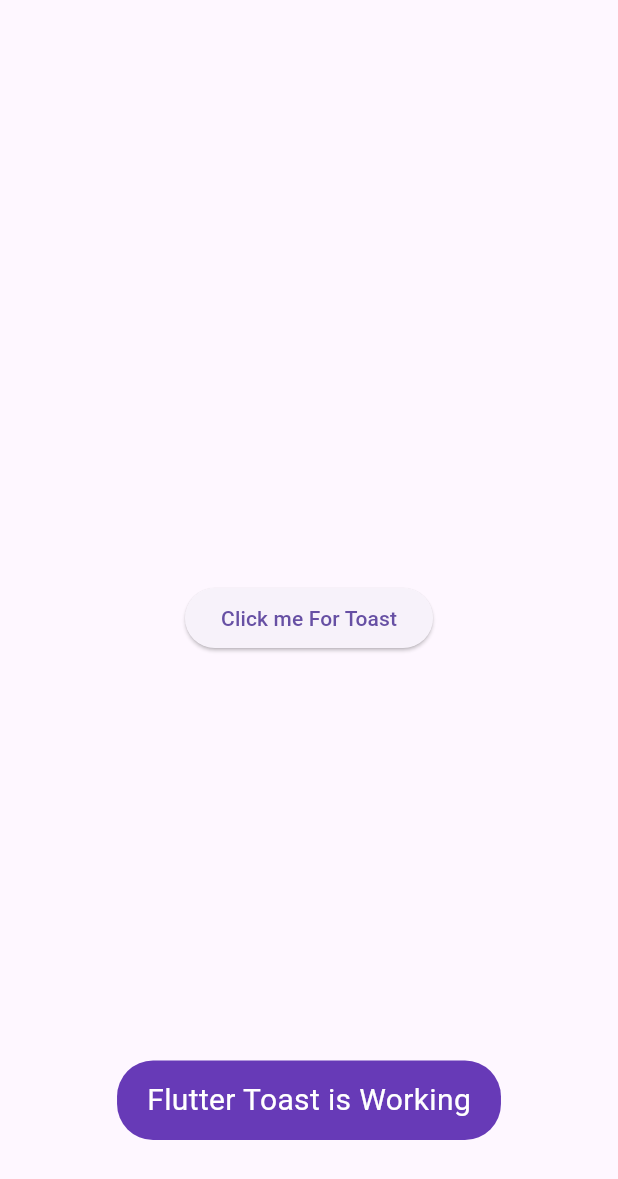
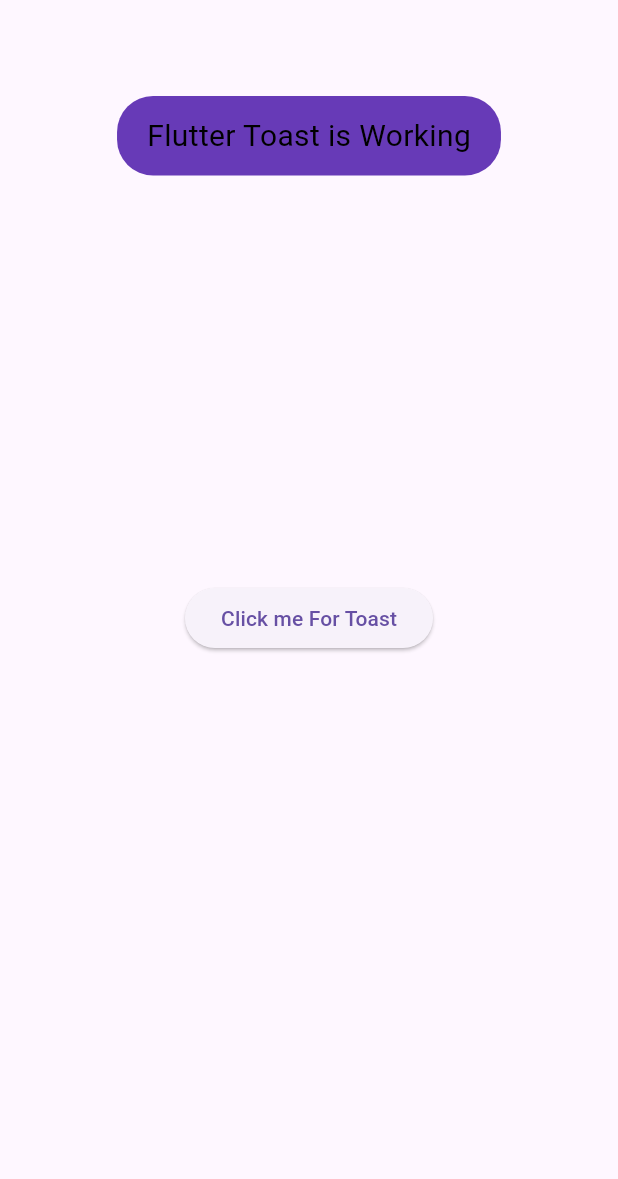
Before and after one commit to mynulyt/LiquidSwip-Slider-BottomSheet-CurvedNavBar-Switch-CheckBox-etc, a Flutter app: the ToastMessage screen opened directly, after a tap on "Click me For Toast", on a phone screen of 412 x 824 dp. Shown: the top 1179 px of the screen. Run offline on Flutter 3.47's test engine with Material 3 defaults, Android fonts, the phone set to English and light mode, and no system bars; our stand-ins replace curved_navigation_bar, fluttertoast, liquid_swipe.

Commit message:
toast message

```diff
--- a/lib/Gradient/gradient.dart
+++ b/lib/Gradient/gradient.dart
@@ -1,4 +1,5 @@
 import 'package:flutter/material.dart';
+import 'package:flutter_widget/Toast_Snackbar_Dismissable/toast.dart';
 
 class GradientPage extends StatelessWidget {
   const GradientPage({super.key});
@@ -7,6 +8,7 @@ class GradientPage extends StatelessWidget {
   Widget build(BuildContext context) {
     return Scaffold(
       body: Container(
+        child: ToastMessage(),
         height: MediaQuery.of(context).size.height,
         width: MediaQuery.of(context).size.width,
         decoration: BoxDecoration(
--- a/lib/Toast_Snackbar_Dismissable/toast.dart
+++ b/lib/Toast_Snackbar_Dismissable/toast.dart
@@ -12,12 +12,13 @@ class ToastMessage extends StatelessWidget {
           onPressed: () {
             Fluttertoast.showToast(
               msg: "Flutter Toast is Working",
-              toastLength: Toast.LENGTH_SHORT,
-              gravity: ToastGravity.BOTTOM,
+              toastLength: Toast.LENGTH_LONG,
+              gravity: ToastGravity.TOP,
               backgroundColor: Colors.deepPurple,
-              textColor: Colors.white,
+              textColor: Colors.black,
               fontSize: 20,
             );
+            print("Hello");
           },
           child: Text("Click me For Toast"),
         ),
```
